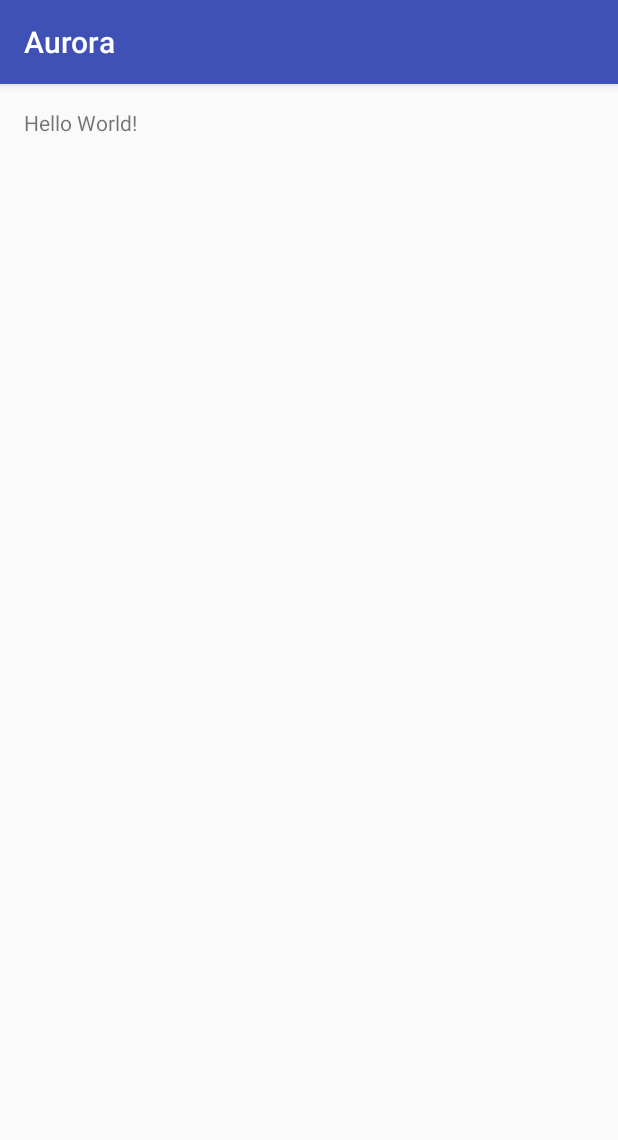
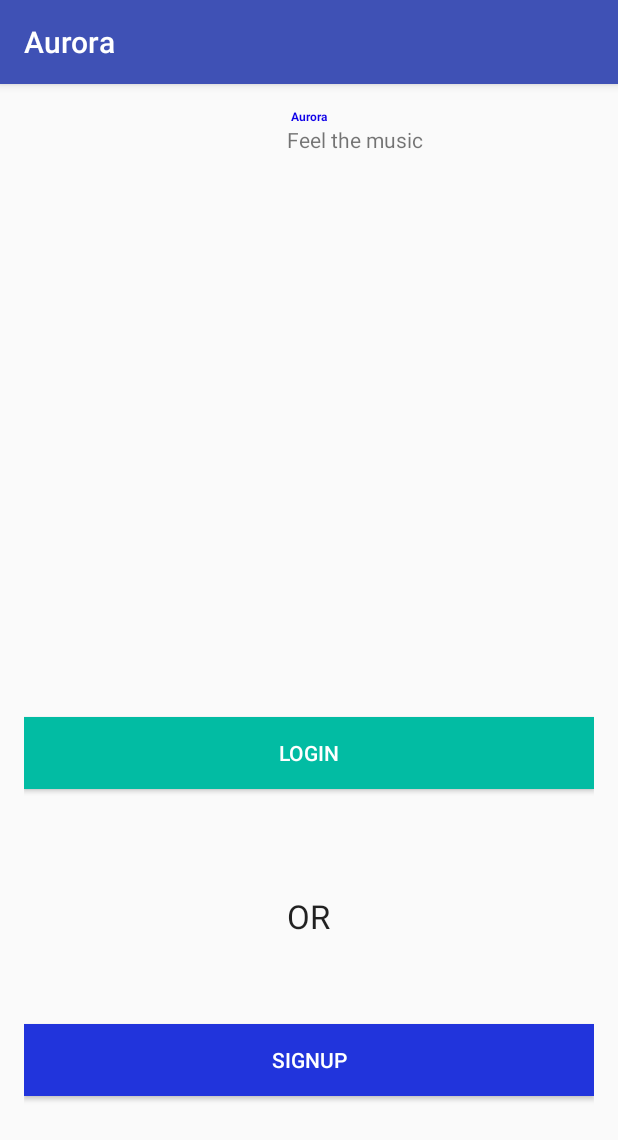
Before and after one commit to kevdevlop/Aurora, an Android app: the screen it shows after launch (MainActivity), on a phone screen of 412 x 824 dp. Shown: the top 1140 px of the screen. Run offline under Robolectric (Android 15) with nearby library versions, the phone set to English and light mode, and no system bars.

Commit message:
primeros cambios
creación de vista principal

```diff
--- a/app/src/main/res/layout/activity_main.xml
+++ b/app/src/main/res/layout/activity_main.xml
@@ -12,6 +12,57 @@
     <TextView
         android:layout_width="wrap_content"
         android:layout_height="wrap_content"
-        android:text="Hello World!" />
+        android:textAppearance="?android:attr/textAppearanceLarge"
+        android:text="@string/app_name"
+        android:id="@+id/textView"
+        android:textColor="#0f00e8"
+        android:textStyle="bold"
+        android:textSize="@dimen/abc_action_bar_progress_bar_size"
+        android:layout_alignParentTop="true"
+        android:layout_centerHorizontal="true" />
+
+    <Button
+        android:id="@+id/button"
+        android:layout_width="fill_parent"
+        android:layout_height="wrap_content"
+        android:text="@string/action_signup"
+        android:onClick="SignUp"
+        android:background="#2134dc"
+        android:layout_marginBottom="77dp"
+        android:layout_alignParentBottom="true"
+        android:layout_alignParentStart="true"
+        android:singleLine="false"
+        android:textColor="#ffffff" />
+
+    <TextView
+        android:layout_width="wrap_content"
+        android:layout_height="wrap_content"
+        android:textAppearance="?android:attr/textAppearanceLarge"
+        android:text="OR"
+        android:id="@+id/textView2"
+        android:layout_above="@+id/button"
+        android:layout_centerHorizontal="true"
+        android:layout_marginBottom="57dp" />
+
+    <Button
+        android:id="@+id/button2"
+        android:layout_width="fill_parent"
+        android:layout_height="wrap_content"
+        android:text="@string/action_login"
+        android:onClick="LogIn"
+        android:background="#02bca3"
+        android:textColor="#ffffff"
+        android:layout_marginBottom="70dp"
+        android:layout_above="@+id/textView2"
+        android:layout_alignParentStart="true" />
+
+    <TextView
+        android:layout_width="wrap_content"
+        android:layout_height="wrap_content"
+        android:textAppearance="?android:attr/textAppearanceSmall"
+        android:text="@string/app_slogan"
+        android:id="@+id/textView3"
+        android:layout_below="@+id/textView"
+        android:layout_alignStart="@+id/textView2" />
 
 </RelativeLayout>
--- /dev/null
+++ b/app/src/main/res/values-w820dp/strings.xml
@@ -0,0 +1,7 @@
+<?xml version="1.0" encoding="utf-8"?>
+<resources>
+    <string name="action_signup">Registrarse</string>
+    <string name="action_login">Login</string>
+    <string name="name_app">SearchBook</string>
+    <string name="app_slogan">Feel the music</string>
+</resources>
--- a/app/src/main/res/values/strings.xml
+++ b/app/src/main/res/values/strings.xml
@@ -1,3 +1,6 @@
 <resources>
     <string name="app_name">Aurora</string>
+    <string name="action_signup">Signup</string>
+    <string name="action_login">Login</string>
+    <string name="app_slogan">Feel the music</string>
 </resources>
```
